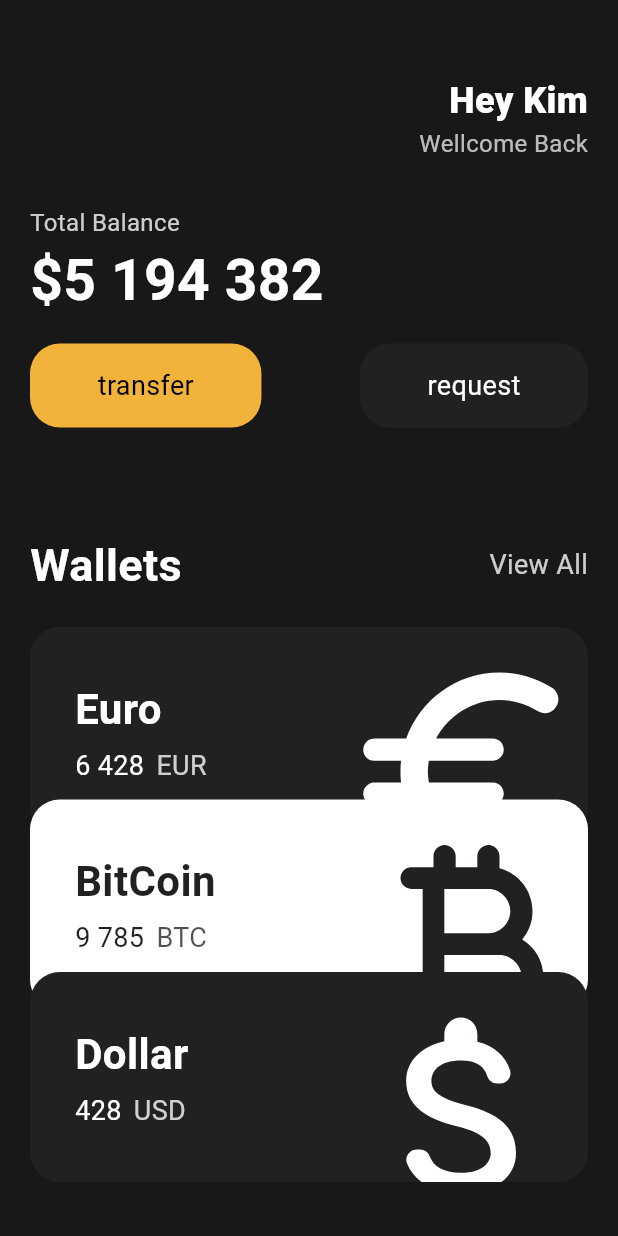
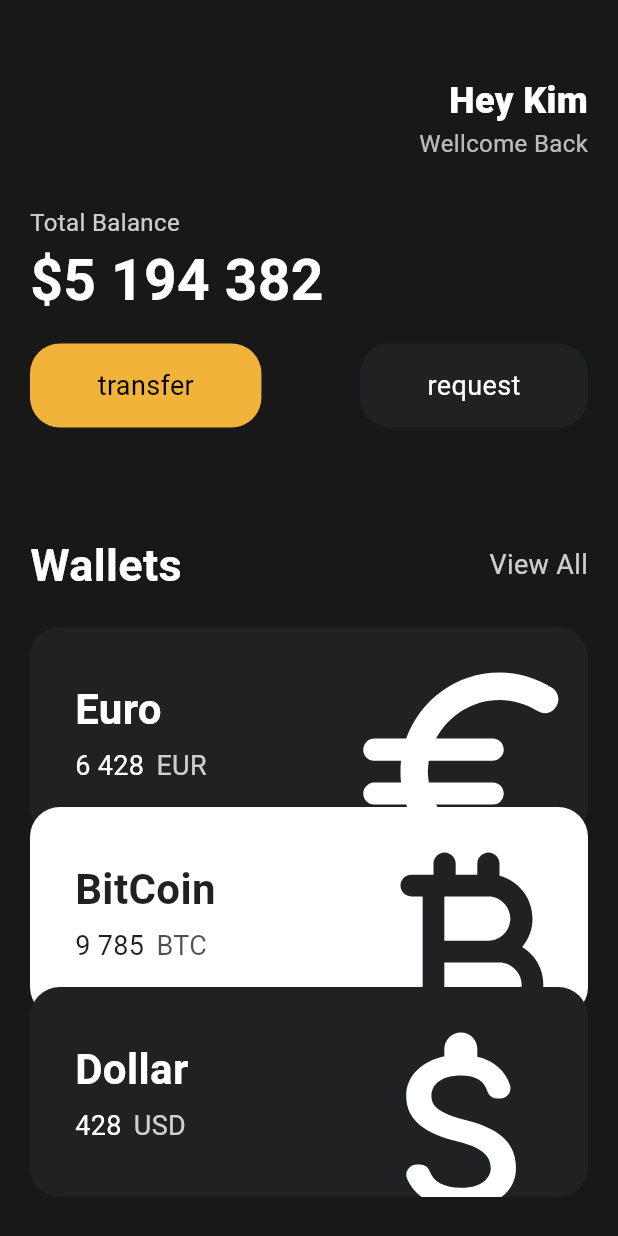
Before and after one commit to pvvng/learn-flutter, a Flutter app: the screen it shows after launch, on a phone screen of 412 x 824 dp. Run offline on Flutter 3.47's test engine with Material 3 defaults, Android fonts, the phone set to English and light mode, and no system bars.

Commit message:
challenge: use order property

```diff
--- a/lib/main.dart
+++ b/lib/main.dart
@@ -25,6 +25,7 @@ class MyApp extends StatelessWidget {
       home: Scaffold(
         backgroundColor: Color(0xFF181818),
         // Column -> 상하로 쌓기
+        // SingleChildScrollView -> 스크롤 가능하도록
         body: SingleChildScrollView(
           child: Padding(
               padding: EdgeInsets.symmetric(horizontal: 20),
@@ -125,25 +126,21 @@ class MyApp extends StatelessWidget {
                     amount: "6 428",
                     code: "EUR",
                     icon: Icons.euro_rounded,
+                    order: 0,
                   ),
-                  Transform.translate(
-                    offset: Offset(0, -25),
-                    child: MyCard(
+                  MyCard(
                     name: "BitCoin",
                     amount: "9 785",
                     code: "BTC",
                     icon: Icons.currency_bitcoin_rounded,
-                      isInverted: true,
+                    order: 1,
                   ),
-                  ),
-                  Transform.translate(
-                    offset: Offset(0, -50),
-                    child: MyCard(
+                  MyCard(
                     name: "Dollar",
                     amount: "428",
                     code: "USD",
                     icon: Icons.attach_money_rounded,
-                    ),
+                    order: 2,
                   ),
                 ],
               )),
--- a/lib/widget/card.dart
+++ b/lib/widget/card.dart
@@ -3,9 +3,9 @@ import 'package:flutter/material.dart';
 class MyCard extends StatelessWidget {
   final String name, amount, code;
   final IconData icon;
-  final bool isInverted;
+  final int order;
 
-  // _ =>private
+  // _ => private
   final _blackColor = const Color(0xFF1F2123);
 
   const MyCard({
@@ -14,16 +14,18 @@ class MyCard extends StatelessWidget {
     required this.amount,
     required this.code,
     required this.icon,
-    this.isInverted = false,
+    required this.order,
   });
 
   @override
   Widget build(BuildContext context) {
-    return Container(
+    return Transform.translate(
+      offset: Offset(0, order * -20),
+      child: Container(
         // overflow controll
         clipBehavior: Clip.hardEdge,
         decoration: BoxDecoration(
-        color: isInverted ? Colors.white : _blackColor,
+          color: order % 2 == 1 ? Colors.white : _blackColor,
           borderRadius: BorderRadius.circular(20),
         ),
         child: Padding(
@@ -38,7 +40,7 @@ class MyCard extends StatelessWidget {
                     name,
                     style: TextStyle(
                       fontSize: 28,
-                    color: isInverted ? _blackColor : Colors.white,
+                      color: order % 2 == 1 ? _blackColor : Colors.white,
                       fontWeight: FontWeight.w600,
                     ),
                   ),
@@ -50,7 +52,7 @@ class MyCard extends StatelessWidget {
                       Text(
                         amount,
                         style: TextStyle(
-                        color: isInverted ? _blackColor : Colors.white,
+                          color: order % 2 == 1 ? _blackColor : Colors.white,
                           fontSize: 18,
                         ),
                       ),
@@ -60,7 +62,7 @@ class MyCard extends StatelessWidget {
                       Text(
                         code,
                         style: TextStyle(
-                        color: isInverted
+                          color: order % 2 == 1
                               ? _blackColor.withAlpha(200)
                               : Colors.white.withAlpha(200),
                           fontSize: 18,
@@ -76,7 +78,7 @@ class MyCard extends StatelessWidget {
                   offset: Offset(-5, 12),
                   child: Icon(
                     icon,
-                  color: isInverted ? _blackColor : Colors.white,
+                    color: order % 2 == 1 ? _blackColor : Colors.white,
                     // 아이콘 크기는 고정,
                     // transform으로 아이콘 사이즈 변경하여 카드 크기 유지
                     size: 80,
@@ -86,6 +88,7 @@ class MyCard extends StatelessWidget {
             ],
           ),
         ),
+      ),
     );
   }
 }
```
Lines whose indentation alone changed are shown as unchanged.
